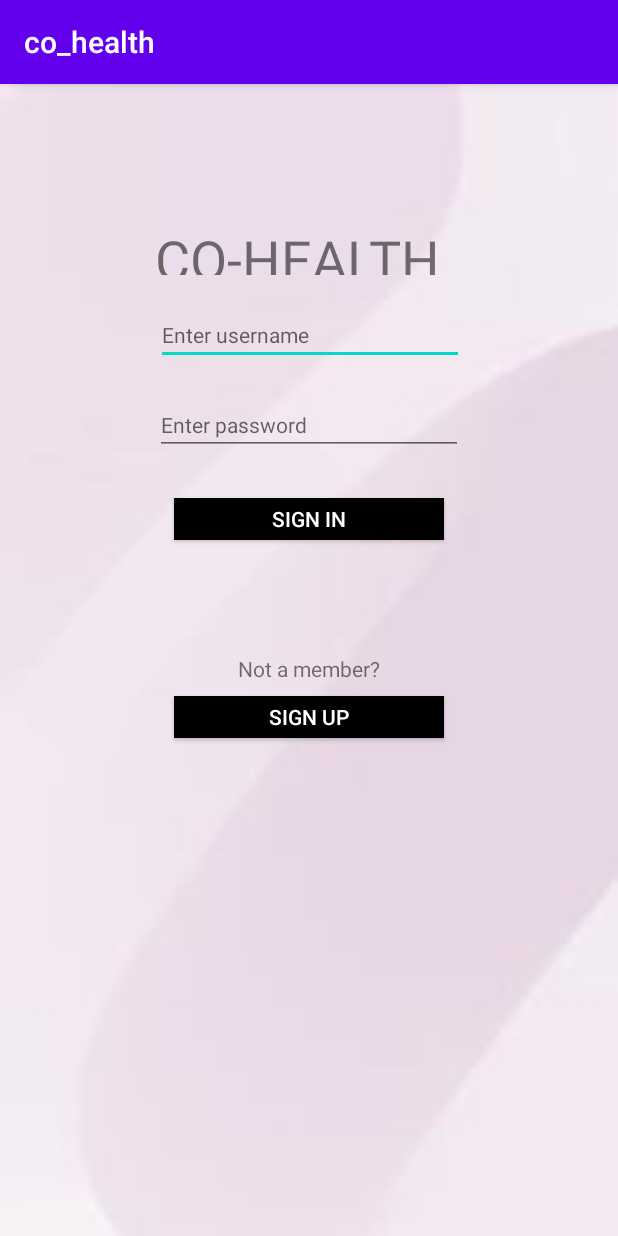
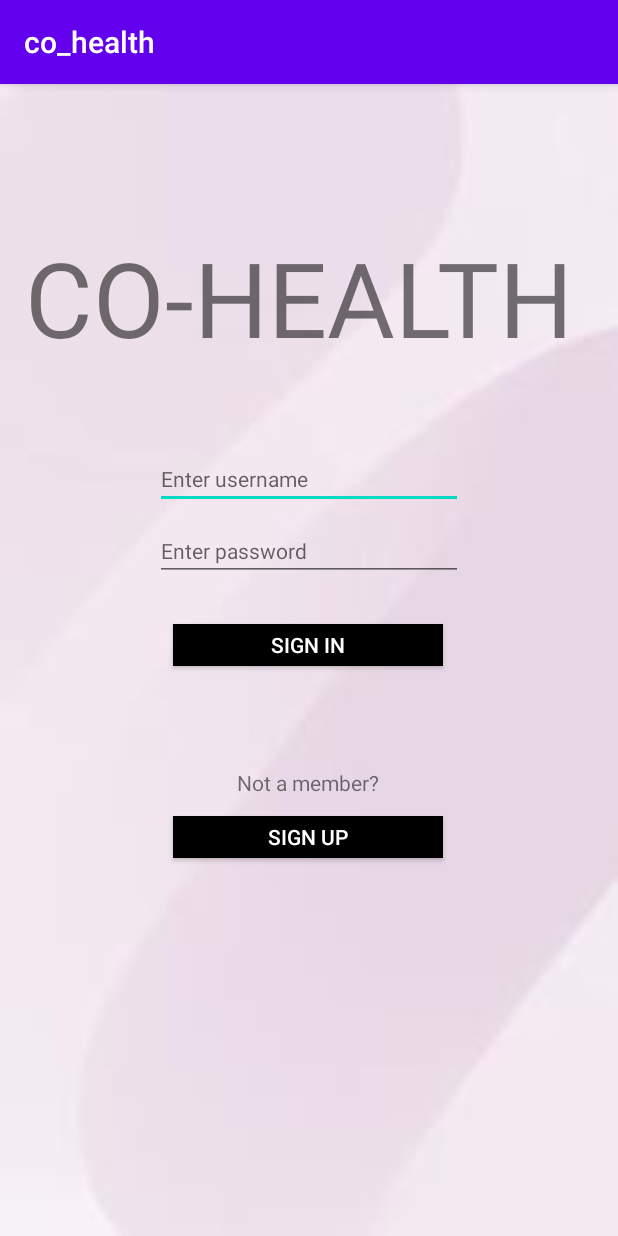
Before and after one commit to meagannguyen/Co-Health, an Android app: the screen it shows after launch (MainActivity), on a phone screen of 412 x 824 dp. Run offline under Robolectric (Android 15) with nearby library versions, the phone set to English and light mode, and no system bars; Roboto replaces fonts that are not available here.

Commit message:
changed Co-Health font size and placement of buttons

```diff
--- a/app/src/main/res/layout/activity_main.xml
+++ b/app/src/main/res/layout/activity_main.xml
@@ -9,12 +9,12 @@
 
     <TextView
         android:id="@+id/textVIewAppName"
-        android:layout_width="206dp"
-        android:layout_height="35dp"
-        android:layout_marginTop="92dp"
+        android:layout_width="379dp"
+        android:layout_height="109dp"
+        android:layout_marginTop="96dp"
         android:text="@string/co_health"
         android:textAllCaps="true"
-        android:textSize="36sp"
+        android:textSize="69sp"
         app:fontFamily="@font/cutive_mono"
         app:layout_constraintEnd_toEndOf="parent"
         app:layout_constraintStart_toStartOf="parent"
@@ -24,13 +24,12 @@
         android:id="@+id/editTextUsername"
         android:layout_width="205dp"
         android:layout_height="35dp"
-        android:layout_marginTop="152dp"
+        android:layout_marginTop="248dp"
         android:ems="10"
         android:hint="Enter username"
         android:inputType="textPersonName"
         android:textSize="14sp"
         app:layout_constraintEnd_toEndOf="parent"
-        app:layout_constraintHorizontal_bias="0.502"
         app:layout_constraintStart_toStartOf="parent"
         app:layout_constraintTop_toTopOf="parent" />
 
@@ -38,7 +37,7 @@
         android:id="@+id/editTextPassword"
         android:layout_width="205dp"
         android:layout_height="35dp"
-        android:layout_marginTop="212dp"
+        android:layout_marginTop="296dp"
         android:ems="10"
         android:hint="Enter password"
         android:inputType="textPassword"
@@ -51,13 +50,14 @@
         android:id="@+id/signInButton"
         android:layout_width="180dp"
         android:layout_height="28dp"
-        android:layout_marginTop="276dp"
+        android:layout_marginTop="360dp"
         android:background="@android:color/black"
+        android:onClick="gotoSignIn"
+        android:text="@string/sign_in"
         android:textColor="@android:color/white"
-        android:text="@string/sign_in"
         android:textSize="14sp"
-        android:onClick="gotoSignIn"
         app:layout_constraintEnd_toEndOf="parent"
+        app:layout_constraintHorizontal_bias="0.497"
         app:layout_constraintStart_toStartOf="parent"
         app:layout_constraintTop_toTopOf="parent" />
 
@@ -65,9 +65,10 @@
         android:id="@+id/textViewNotAMember"
         android:layout_width="wrap_content"
         android:layout_height="wrap_content"
-        android:layout_marginTop="380dp"
+        android:layout_marginTop="456dp"
         android:text="@string/not_a_member"
         app:layout_constraintEnd_toEndOf="parent"
+        app:layout_constraintHorizontal_bias="0.498"
         app:layout_constraintStart_toStartOf="parent"
         app:layout_constraintTop_toTopOf="parent" />
 
@@ -75,14 +76,14 @@
         android:id="@+id/signUpButton"
         android:layout_width="180dp"
         android:layout_height="28dp"
-        android:layout_marginTop="408dp"
+        android:layout_marginTop="488dp"
         android:background="@android:color/black"
+        android:onClick="gotoSignUp"
         android:text="@string/sign_up"
         android:textColor="@android:color/white"
         android:textSize="14sp"
-        android:onClick="gotoSignUp"
         app:layout_constraintEnd_toEndOf="parent"
-        app:layout_constraintHorizontal_bias="0.501"
+        app:layout_constraintHorizontal_bias="0.497"
         app:layout_constraintStart_toStartOf="parent"
         app:layout_constraintTop_toTopOf="parent" />
 
```
